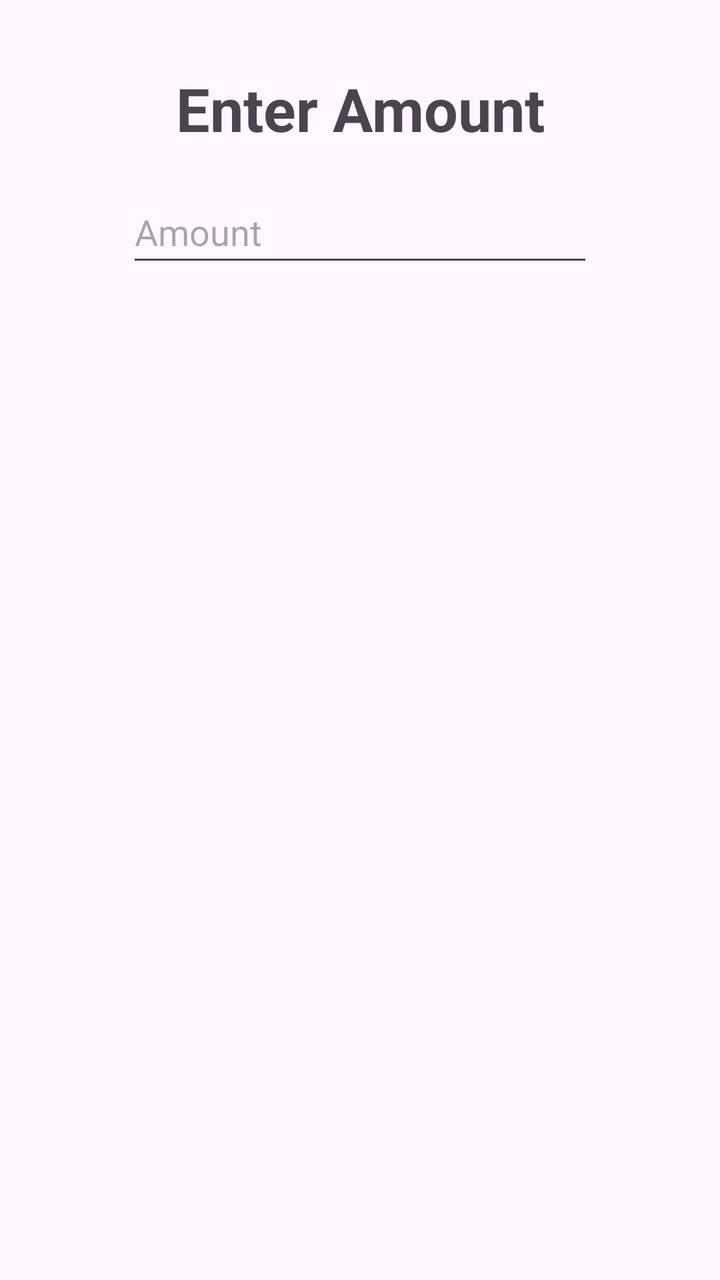
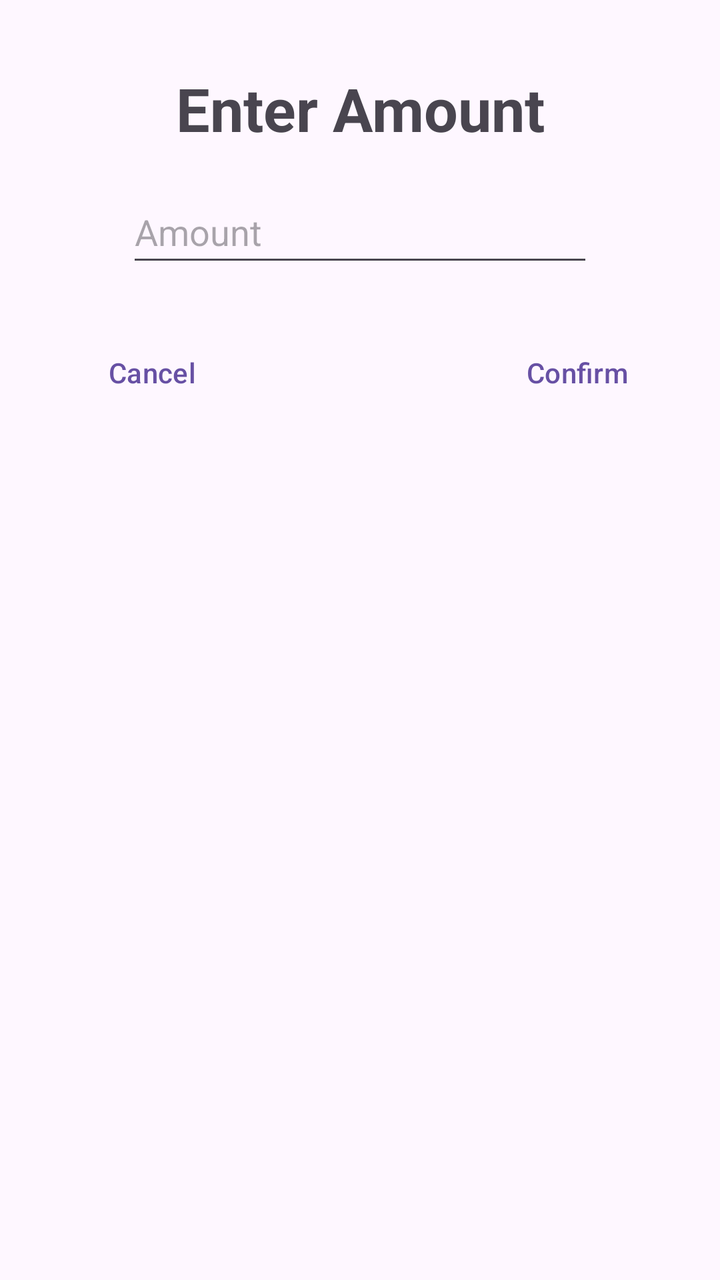

Before-and-after screenshots of an Android layout around one commit, followed by the original layout XML and the change that was made.
<!-- AndroidManifest.xml: application theme Theme.BarcodeScannerApp -->
<!-- res/layout/tire_amount.xml -->
<?xml version="1.0" encoding="utf-8"?>
<androidx.constraintlayout.widget.ConstraintLayout xmlns:android="http://schemas.android.com/apk/res/android"
    xmlns:app="http://schemas.android.com/apk/res-auto"
    android:layout_width="match_parent"
    android:layout_height="wrap_content"
    android:padding="34dp">

    <TextView
        android:id="@+id/etTitle"
        android:layout_width="wrap_content"
        android:layout_height="wrap_content"
        android:text="Enter Amount"
        android:textSize="30sp"
        android:textStyle="bold"
        app:layout_constraintEnd_toEndOf="parent"
        app:layout_constraintHorizontal_bias="0.5"
        app:layout_constraintStart_toStartOf="parent"
        app:layout_constraintTop_toTopOf="parent" />

    <EditText
        android:id="@+id/etAmount"
        android:layout_width="0dp"
        android:layout_height="wrap_content"
        android:layout_marginTop="16dp"
        android:hint="Amount"
        android:inputType="number"
        android:maxLength="2"
        android:minHeight="48dp"
        app:layout_constraintEnd_toEndOf="parent"
        app:layout_constraintStart_toStartOf="parent"
        app:layout_constraintTop_toBottomOf="@id/etTitle"
        app:layout_constraintWidth_percent="0.8" />

</androidx.constraintlayout.widget.ConstraintLayout>
<!-- resources referenced by this layout -->
<resources>
  <style name="Theme.BarcodeScannerApp" parent="Base.Theme.BarcodeScannerApp" />
  <style name="Base.Theme.BarcodeScannerApp" parent="Theme.Material3.DayNight.NoActionBar">
          <item name="android:statusBarColor">#C11236</item>
      </style>
</resources>

<!-- the commit's change to res/layout/tire_amount.xml (unified diff, before → after) -->
@@ -31,4 +31,36 @@
         app:layout_constraintTop_toBottomOf="@id/etTitle"
         app:layout_constraintWidth_percent="0.8" />
 
+    
+    <LinearLayout
+        android:layout_width="0dp"
+        android:layout_height="wrap_content"
+        android:layout_marginTop="24dp"
+        android:orientation="horizontal"
+        app:layout_constraintEnd_toEndOf="parent"
+        app:layout_constraintStart_toStartOf="parent"
+        app:layout_constraintTop_toBottomOf="@id/etAmount">
+
+        <Button
+            android:id="@+id/cancelButton"
+            style="?android:attr/buttonBarButtonStyle"
+            android:layout_width="wrap_content"
+            android:layout_height="wrap_content"
+            android:text="Cancel" />
+
+        <View
+            android:layout_width="0dp"
+            android:layout_height="1dp"
+            android:layout_weight="1" />
+
+        <Button
+            android:id="@+id/confirmButton"
+            android:layout_width="wrap_content"
+            android:layout_height="wrap_content"
+            android:layout_marginStart="8dp"
+            android:text="Confirm"
+            style="?android:attr/buttonBarButtonStyle" />
+
+    </LinearLayout>
+
 </androidx.constraintlayout.widget.ConstraintLayout>
